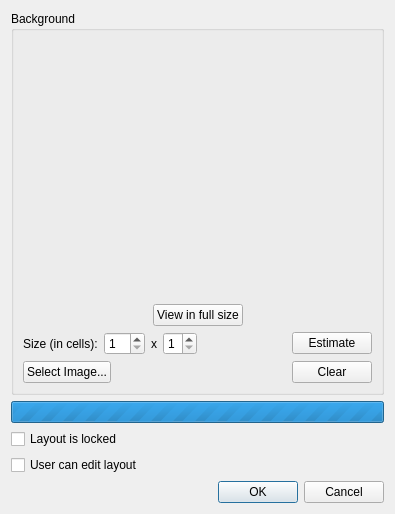
Before: the Qt Designer form client/src/ui/dialogs/layout_settings_dialog.ui in networkoptix/nx_open, drawn with Qt 5.
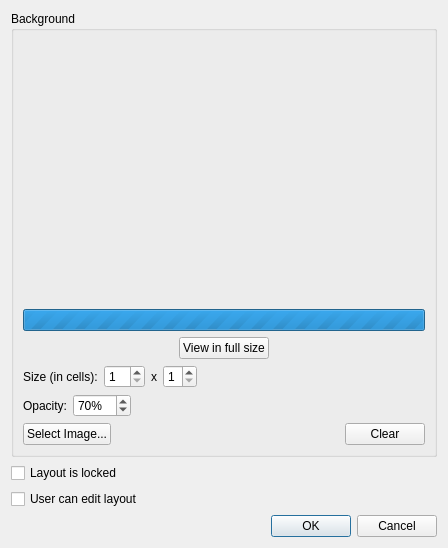
After: the same form once the commit is applied. Icons and pictures are not drawn.

Commit message:
Layout background opacity can be changed
<==== Mercurial data ====>
Branch: master

Patch:
```diff
--- a/client/src/ui/dialogs/layout_settings_dialog.ui
+++ b/client/src/ui/dialogs/layout_settings_dialog.ui
@@ -6,8 +6,8 @@
    <rect>
     <x>0</x>
     <y>0</y>
-    <width>395</width>
-    <height>514</height>
+    <width>448</width>
+    <height>548</height>
    </rect>
   </property>
   <property name="windowTitle">
@@ -22,10 +22,7 @@
      <property name="title">
       <string>Background</string>
      </property>
-     <layout class="QVBoxLayout" name="verticalLayout" stretch="1,0,0,0">
-      <property name="sizeConstraint">
-       <enum>QLayout::SetDefaultConstraint</enum>
-      </property>
+     <layout class="QVBoxLayout" name="verticalLayout">
       <item>
        <widget class="QLabel" name="imageLabel">
         <property name="sizePolicy">
@@ -45,6 +42,19 @@
         </property>
        </widget>
       </item>
+      <item>
+       <widget class="QProgressBar" name="progressBar">
+        <property name="maximum">
+         <number>0</number>
+        </property>
+        <property name="value">
+         <number>-1</number>
+        </property>
+        <property name="format">
+         <string/>
+        </property>
+       </widget>
+      </item>
       <item>
        <layout class="QHBoxLayout" name="horizontalLayout_2">
         <item>
@@ -142,14 +152,54 @@
          </spacer>
         </item>
         <item>
-         <widget class="QPushButton" name="estimateSizeButton">
+         <widget class="QLabel" name="estimateLabel">
           <property name="text">
-           <string>Estimate</string>
+           <string/>
           </property>
          </widget>
         </item>
        </layout>
       </item>
+      <item>
+       <layout class="QHBoxLayout" name="horizontalLayout_4">
+        <item>
+         <widget class="QLabel" name="opacityLabel">
+          <property name="text">
+           <string>Opacity:</string>
+          </property>
+         </widget>
+        </item>
+        <item>
+         <widget class="QSpinBox" name="opacitySpinBox">
+          <property name="suffix">
+           <string>%</string>
+          </property>
+          <property name="maximum">
+           <number>100</number>
+          </property>
+          <property name="singleStep">
+           <number>5</number>
+          </property>
+          <property name="value">
+           <number>70</number>
+          </property>
+         </widget>
+        </item>
+        <item>
+         <spacer name="horizontalSpacer_5">
+          <property name="orientation">
+           <enum>Qt::Horizontal</enum>
+          </property>
+          <property name="sizeHint" stdset="0">
+           <size>
+            <width>40</width>
+            <height>20</height>
+           </size>
+          </property>
+         </spacer>
+        </item>
+       </layout>
+      </item>
       <item>
        <layout class="QHBoxLayout" name="horizontalLayout_3">
         <item>
@@ -184,19 +234,6 @@
      </layout>
     </widget>
    </item>
-   <item>
-    <widget class="QProgressBar" name="progressBar">
-     <property name="maximum">
-      <number>0</number>
-     </property>
-     <property name="value">
-      <number>-1</number>
-     </property>
-     <property name="format">
-      <string>Loading image...</string>
-     </property>
-    </widget>
-   </item>
    <item>
     <widget class="QCheckBox" name="lockedCheckBox">
      <property name="text">
```
Left out of the diff: 9 changed lines with no effect on the pictures. The commit also changes 9 other files.
